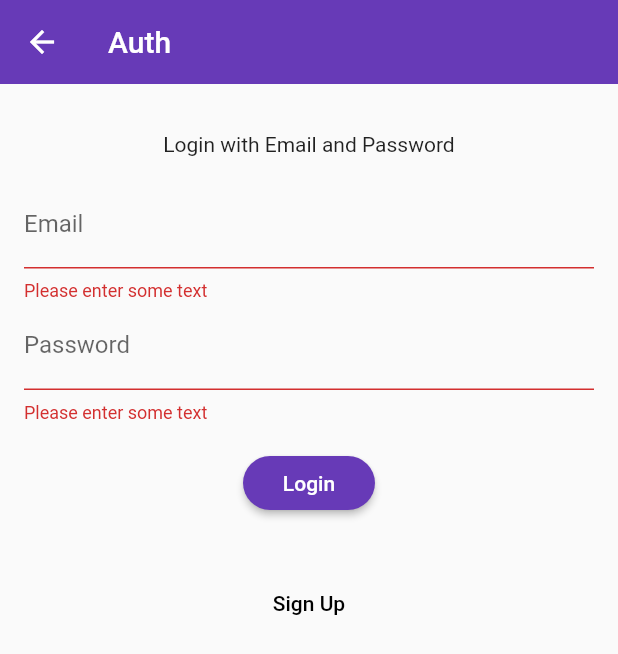
After one commit to aakashjangidme/flutter_survey, a Flutter app: the AuthScreen screen opened by its route, after a tap on "Login", on a phone screen of 412 x 824 dp. The commit adds this screen. Shown: the top 654 px of the screen. Run offline on Flutter 3.47's test engine with Material 2 defaults, Android fonts, the phone set to English and light mode, and no system bars; our stand-ins replace cloud_firestore, firebase_auth; accounts and stored records are empty.

Commit message:
auth working data being fetched

```diff
--- a/lib/constants/constants.dart
+++ b/lib/constants/constants.dart
@@ -2,7 +2,7 @@ import 'package:flutter/material.dart';
 
 const kAppName = 'Survey App';
 
-const kPrimaryColor = const Color(0xff12a56b);
+const kPrimaryColor = const Color(0xff673AB7);
 const kPrimaryColorLight = const Color(0xff58d799);
 const kPrimaryColorDark = const Color(0xff007540);
 const kSecondaryColor = const Color(0xffffffff);
--- a/lib/main.dart
+++ b/lib/main.dart
@@ -1,5 +1,6 @@
 import 'package:flutter/material.dart';
 import 'package:flutter_survey/constants/constants.dart';
+import 'package:flutter_survey/screens/auth_screen.dart';
 import 'package:flutter_survey/screens/home_screen.dart';
 import 'package:flutter_survey/screens/launch_screen.dart';
 import 'package:flutter_survey/providers/provider.dart';
@@ -21,7 +22,7 @@ class CounterApp extends StatelessWidget {
         debugShowCheckedModeBanner: false,
         title: 'Counter App',
         theme: ThemeData(
-          primarySwatch: Colors.pink,
+          primarySwatch: Colors.deepPurple,
           buttonTheme: ButtonThemeData(
             buttonColor: kPrimaryColor,
             shape: RoundedRectangleBorder(
@@ -36,6 +37,7 @@ class CounterApp extends StatelessWidget {
           '/home': (context) => HomeScreen(),
           '/result': (context) => ResultScreen(),
           '/login': (context) => LaunchScreen(),
+          '/auth': (context) => AuthScreen(),
         },
       ),
     );
--- a/lib/models/question_model.dart
+++ b/lib/models/question_model.dart
@@ -1,24 +1,19 @@
 
-//Basic Model for App
 
 class QuestionModel {
-  int id;
-  String questiontext;
-  List<String> answertext;
+  QuestionModel({
+    this.answerText,
+    this.questionText,
+  });
 
-  QuestionModel({this.id, this.questiontext, this.answertext});
+  List<dynamic> answerText;
+  String questionText;
 
-  QuestionModel.fromJson(Map<String, dynamic> json) {
-    id = json['id'];
-    questiontext = json['questiontext'];
-    answertext = json['answertext'].cast<String>();
-  }
+  static QuestionModel fromMap(Map<String, dynamic> map,) {
+    if (map == null) return null;
 
-  Map<String, dynamic> toJson() {
-    final Map<String, dynamic> data = new Map<String, dynamic>();
-    data['id'] = this.id;
-    data['questiontext'] = this.questiontext;
-    data['answertext'] = this.answertext;
-    return data;
+    return QuestionModel(answerText: map['answerText'],
+    questionText: map['questionText'],
+    );
   }
 }
--- /dev/null
+++ b/lib/models/service.dart
@@ -0,0 +1,36 @@
+import 'dart:async';
+
+import 'package:cloud_firestore/cloud_firestore.dart';
+
+import 'package:flutter/services.dart';
+import 'package:flutter_survey/models/question_model.dart';
+
+class FirestoreService {
+  // final CollectionReference _usersCollectionReference =
+  //     Firestore.instance.collection('users');
+  final CollectionReference _collectionReference =
+      Firestore.instance.collection('questions');
+
+  // final StreamController<List<Post>> _postsController =
+  //     StreamController<List<Post>>.broadcast();
+
+  Future getQuestionsOnceOff() async {
+    try {
+      var postDocumentSnapshot = await _collectionReference.getDocuments();
+      if (postDocumentSnapshot.documents.isNotEmpty) {
+        print('getting data ');
+        return postDocumentSnapshot.documents
+            .map((snapshot) => QuestionModel.fromMap(snapshot.data))
+            .where((mappedItem) => mappedItem.questionText != null)
+            .toList();
+      }
+    } catch (e) {
+      // TODO: Find or create a way to repeat error handling without so much repeated code
+      if (e is PlatformException) {
+        return e.message;
+      }
+
+      return e.toString();
+    }
+  }
+}
--- /dev/null
+++ b/lib/providers/auth_provider.dart
@@ -0,0 +1,11 @@
+import 'package:firebase_auth/firebase_auth.dart';
+import 'package:flutter_survey/models/service.dart';
+import 'package:flutter_survey/providers/provider.dart';
+
+class AuthProvider extends QuestionState {
+final FirebaseAuth _auth = FirebaseAuth.instance;
+final FirestoreService _firestoreService = FirestoreService();
+
+
+
+}
--- a/lib/providers/provider.dart
+++ b/lib/providers/provider.dart
@@ -1,6 +1,6 @@
 import 'package:flutter/cupertino.dart';
-import 'package:flutter_survey/models/dummy_data.dart';
 import 'package:flutter_survey/models/question_model.dart';
+import 'package:flutter_survey/models/service.dart';
 
 //
 //Provider for  Question State Mgmt
@@ -9,18 +9,24 @@ class QuestionState with ChangeNotifier {
   List<QuestionModel> _questions;
   Map<int, dynamic> _answers = {};
   int currentIndex = 0;
+  final FirestoreService _firestoreService = FirestoreService();
 
-  void loadQuestionsList( ) async {
-    _questions = getQuestionsList();
-    notifyListeners();
+  Future loadQuestionsList() async {
+    // setBusy(true);
+    var postResults = await _firestoreService.getQuestionsOnceOff();
+    //setBusy(false);
+    if (postResults is List<QuestionModel>) {
+      _questions = postResults;
+      notifyListeners();
+    } else {
+      print('failed');
+    }
   }
 
 //returning a copy of the list
-  List<QuestionModel> get questions {
-    return [..._questions];
-  }
+  List<QuestionModel> get questions => [..._questions];
 
-  void onChanged(){
+  void onChanged() {
     notifyListeners();
   }
 
@@ -30,10 +36,9 @@ class QuestionState with ChangeNotifier {
 
   void clearSelection() {
     _answers.clear();
+    currentIndex = 0;
     notifyListeners();
   }
-// // get the item index and return
-//   int get getIndex => currentIndex;
 
   void nextIndex() {
     currentIndex += 1;
--- /dev/null
+++ b/lib/screens/auth_screen.dart
@@ -0,0 +1,202 @@
+import 'package:firebase_auth/firebase_auth.dart';
+import 'package:flutter/material.dart';
+import 'package:flutter_survey/providers/provider.dart';
+import 'package:provider/provider.dart';
+
+class AuthScreen extends StatefulWidget {
+  @override
+  _AuthScreenState createState() => _AuthScreenState();
+}
+
+enum FormType { login, register }
+
+final FirebaseAuth _auth = FirebaseAuth.instance;
+
+class _AuthScreenState extends State<AuthScreen> {
+  @override
+  Widget build(BuildContext context) {
+    return Scaffold(
+      appBar: AppBar(
+        title: Text('Auth'),
+        elevation: 0,
+      ),
+      body: _EmailPasswordForm(),
+    );
+  }
+}
+
+class _EmailPasswordForm extends StatefulWidget {
+  @override
+  State<StatefulWidget> createState() => _EmailPasswordFormState();
+}
+
+class _EmailPasswordFormState extends State<_EmailPasswordForm> {
+  final GlobalKey<FormState> _formKey = GlobalKey<FormState>();
+  final TextEditingController _emailController = TextEditingController();
+  final TextEditingController _passwordController = TextEditingController();
+  FormType _formType = FormType.login;
+
+  bool _success;
+  String _userEmail;
+  //
+
+  void registerWidget() {
+    _formKey.currentState.reset();
+    setState(() {
+      _formType = FormType.register;
+    });
+  }
+
+  void loginWidget() {
+    _formKey.currentState.reset();
+
+    setState(() {
+      _formType = FormType.login;
+    });
+  }
+
+  //
+  @override
+  Widget build(BuildContext context) {
+    Provider.of<QuestionState>(context, listen: false).loadQuestionsList();
+
+    return Form(
+      key: _formKey,
+      child: Container(
+        padding: const EdgeInsets.all(16),
+        child: Column(
+          crossAxisAlignment: CrossAxisAlignment.center,
+          children: <Widget>[
+            Container(
+              child: _formType == FormType.login
+                  ? const Text('Login with Email and Password')
+                  : Text('Register'),
+              padding: const EdgeInsets.all(16),
+              alignment: Alignment.center,
+            ),
+            TextFormField(
+              controller: _emailController,
+              decoration: const InputDecoration(labelText: 'Email'),
+              validator: (String value) {
+                if (value.isEmpty) {
+                  return 'Please enter some text';
+                }
+                return null;
+              },
+            ),
+            TextFormField(
+              controller: _passwordController,
+              decoration: const InputDecoration(labelText: 'Password'),
+              validator: (String value) {
+                if (value.isEmpty) {
+                  return 'Please enter some text';
+                }
+                return null;
+              },
+            ),
+            Container(
+              padding: const EdgeInsets.symmetric(vertical: 16.0),
+              alignment: Alignment.center,
+              child: RaisedButton(
+                onPressed: () async {
+                  //
+                  if (_formKey.currentState.validate()) {
+                    _formType == FormType.login
+                        ? _signInWithEmailAndPassword()
+                        : _register();
+                    //
+                  }
+                },
+                child: Text(_formType == FormType.login ? 'Login' : 'Register'),
+              ),
+            ),
+            Container(
+              alignment: Alignment.center,
+              padding: const EdgeInsets.symmetric(horizontal: 16),
+              child: Text(
+                _success == null
+                    ? ''
+                    : (_success
+                        ? 'Successfully signed in as ' + _userEmail
+                        : 'Sign in failed'),
+                style: TextStyle(color: Colors.red),
+              ),
+            ),
+            FlatButton(
+                onPressed: () {
+                  _formType == FormType.login
+                      ? registerWidget()
+                      : loginWidget();
+                },
+                child: Text(_formType == FormType.login ? 'Sign Up' : 'Log In'))
+          ],
+        ),
+      ),
+    );
+  }
+
+  @override
+  void dispose() {
+    _emailController.dispose();
+    _passwordController.dispose();
+    super.dispose();
+  }
+
+//signIn
+  void _signInWithEmailAndPassword() async {
+    final FirebaseUser user = (await _auth.signInWithEmailAndPassword(
+      email: _emailController.text,
+      password: _passwordController.text,
+    ))
+        .user;
+    if (user != null) {
+      print(user);
+      setState(() {
+        _success = true;
+        _userEmail = user.email;
+      });
+      Navigator.pushReplacementNamed(context, '/home', arguments: _userEmail);
+    } else {
+      _success = false;
+    }
+  }
+
+//register
+  void _register() async {
+    final FirebaseUser user = (await _auth.createUserWithEmailAndPassword(
+      email: _emailController.text,
+      password: _passwordController.text,
+    ))
+        .user;
+
+    if (user != null) {
+      setState(() {
+        _success = true;
+        _userEmail = user.email;
+      });
+      showDialog(
+          context: context,
+          builder: (_) => AlertDialog(
+                title: Text("Hello $_userEmail"),
+                content: Text("Press continue to go to survey !"),
+                actions: <Widget>[
+                  FlatButton(
+                    child: Text('Continue'),
+                    onPressed: () {
+                      Navigator.pushReplacementNamed(context, '/home',
+                          arguments: _userEmail);
+                    },
+                  ),
+                  FlatButton(
+                    child: Text('Close'),
+                    onPressed: () {
+                      Navigator.popAndPushNamed(context, '/');
+                    },
+                  ),
+                ],
+              ));
+    } else {
+      _success = false;
+    }
+  }
+}
--- a/lib/screens/home_screen.dart
+++ b/lib/screens/home_screen.dart
@@ -1,4 +1,6 @@
+import 'package:firebase_auth/firebase_auth.dart';
 import 'package:flutter/material.dart';
+import 'package:flutter_survey/models/service.dart';
 import 'package:flutter_survey/providers/provider.dart';
 import 'package:flutter_survey/widgets/question_counter.dart';
 import 'package:flutter_survey/widgets/answer_list.dart';
@@ -10,6 +12,9 @@ class HomeScreen extends StatefulWidget {
   @override
   _HomeScreenState createState() => _HomeScreenState();
 }
+
+// do it with the provider now
+final FirebaseAuth _auth = FirebaseAuth.instance;
 
 class _HomeScreenState extends State<HomeScreen> {
   @override
@@ -27,13 +32,29 @@ class _HomeScreenState extends State<HomeScreen> {
 
   @override
   Widget build(BuildContext context) {
+    var _email = ModalRoute.of(context).settings.arguments;
+    print('Successfully signed in as ' + '$_email');
+//Todo: Set Method to show Welcome Email.
     return Scaffold(
       appBar: AppBar(
         elevation: 0,
         title: Text('Survey App'),
+        actions: <Widget>[
+          //Todo : Change icons fontAwesome lib
+          IconButton(
+              icon: const Icon(Icons.home),
+              onPressed: () {
+                _signOut();
+              }),
+        ],
       ),
       body: homeScreenBody(context),
     );
+  }
+
+  void _signOut() async {
+    await _auth.signOut();
+    Navigator.popAndPushNamed(context, '/');
   }
 }
 
@@ -44,9 +65,9 @@ Widget homeScreenBody(context) {
     child: SingleChildScrollView(
       child: Column(
         children: <Widget>[
-          //
           Consumer<QuestionState>(
-            builder: (context, value, child) => Row(
+            builder: (context, value, child) => SingleChildScrollView(
+                          child: Row(
                   mainAxisAlignment: MainAxisAlignment.start,
                   children: <Widget>[
                     //
@@ -67,11 +88,12 @@ Widget homeScreenBody(context) {
                   ],
                 ),
             ),
+          ),
 
           Divider(),
 
           SizedBox(
-            height: 16,
+            height: 16
           ),
 
           Card(
@@ -102,7 +124,8 @@ Widget homeScreenBody(context) {
                 onPressedSubmitButton(context);
               },
             ),
-          )
+          ),
+          // RoundButon(title: 'press me', onPressed: ()=>_onPressed(),)
         ],
       ),
     ),
@@ -130,7 +153,7 @@ void onPressedSubmitButton(context) {
     print('End of the Quiz');
     //Passing data to the route '/result'
     Navigator.of(context).pushReplacementNamed('/result', arguments: {
-      'questions': data.questions.map((e) => e.questiontext),
+      'questions': data.questions.map((e) => e.questionText),
       'answers': data.answers
     });
   }
--- a/lib/screens/launch_screen.dart
+++ b/lib/screens/launch_screen.dart
@@ -1,5 +1,6 @@
 import 'package:flutter/material.dart';
 import 'package:flutter_survey/constants/constants.dart';
+
 import 'package:flutter_survey/widgets/round_button.dart';
 
 class LaunchScreen extends StatelessWidget {
@@ -20,7 +21,7 @@ Widget launchScreen(context) {
     width: double.infinity,
     margin: const EdgeInsets.all(16),
     child: Column(
-      mainAxisAlignment: MainAxisAlignment.spaceBetween,
+      mainAxisAlignment: MainAxisAlignment.center,
       crossAxisAlignment: CrossAxisAlignment.center,
       children: <Widget>[
         RichText(
@@ -36,16 +37,15 @@ Widget launchScreen(context) {
                 ),
                 TextSpan(text: ' to'),
                 TextSpan(
-                  text: '\nThe App',
+                  text: '\nThe Survey',
                   style: TextStyle(
+                    fontSize: 28,
                     color: kPrimaryColor,
                   ),
                 ),
               ]),
         ),
-        // SizedBox(
-        //   height: 50.0,
-        // ),
+        SizedBox(height: 20),
         RoundButon(
             title: "Continue",
             onPressed: () {
@@ -57,5 +57,5 @@ Widget launchScreen(context) {
 }
 
 void authScreen(context) {
-  Navigator.pushReplacementNamed(context, '/home');
+  Navigator.pushReplacementNamed(context, '/auth');
 }
--- a/lib/widgets/answer_list.dart
+++ b/lib/widgets/answer_list.dart
@@ -12,7 +12,7 @@ class AnswerList extends StatelessWidget {
       child: Consumer<QuestionState>(
         builder: (context, ques, child) => ListView(
           padding: EdgeInsets.all(8.0),
-          children: ques.questions[ques.currentIndex].answertext
+          children: ques.questions[ques.currentIndex].answerText
               .map((answer) => RadioListTile(
                     groupValue: data.answers[data.currentIndex],
                     title: Text(
--- a/lib/widgets/question_text.dart
+++ b/lib/widgets/question_text.dart
@@ -9,7 +9,7 @@ class QuestionText extends StatelessWidget {
       builder: (context, ques, child) => Container(
         padding: EdgeInsets.only(top: 32),
         child: Text(
-          ques.questions[ques.currentIndex].questiontext,
+          ques.questions[ques.currentIndex].questionText,
           style: TextStyle(fontSize: 18, fontWeight: FontWeight.w400),
           textAlign: TextAlign.center,
         ),
```
Also changed, not shown: lib/models/dummy_data.dart (deleted, +0 -30 lines), lib/screens/results_screen.dart (+17 -4 lines). Lines whose indentation alone changed are shown as unchanged.
